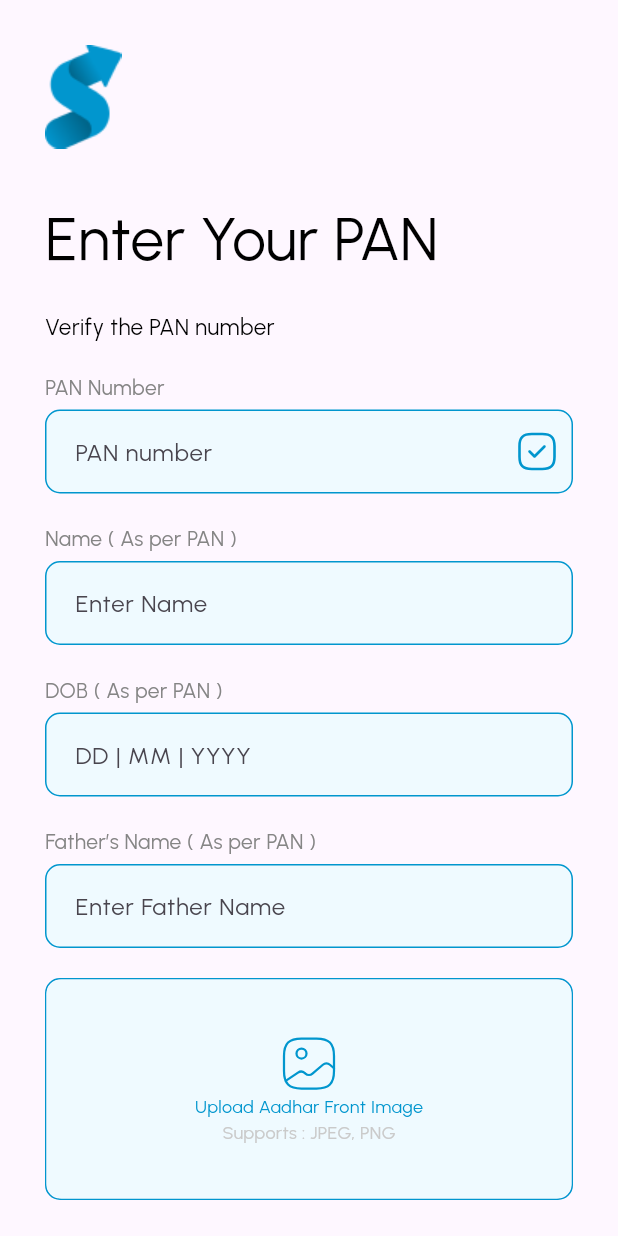
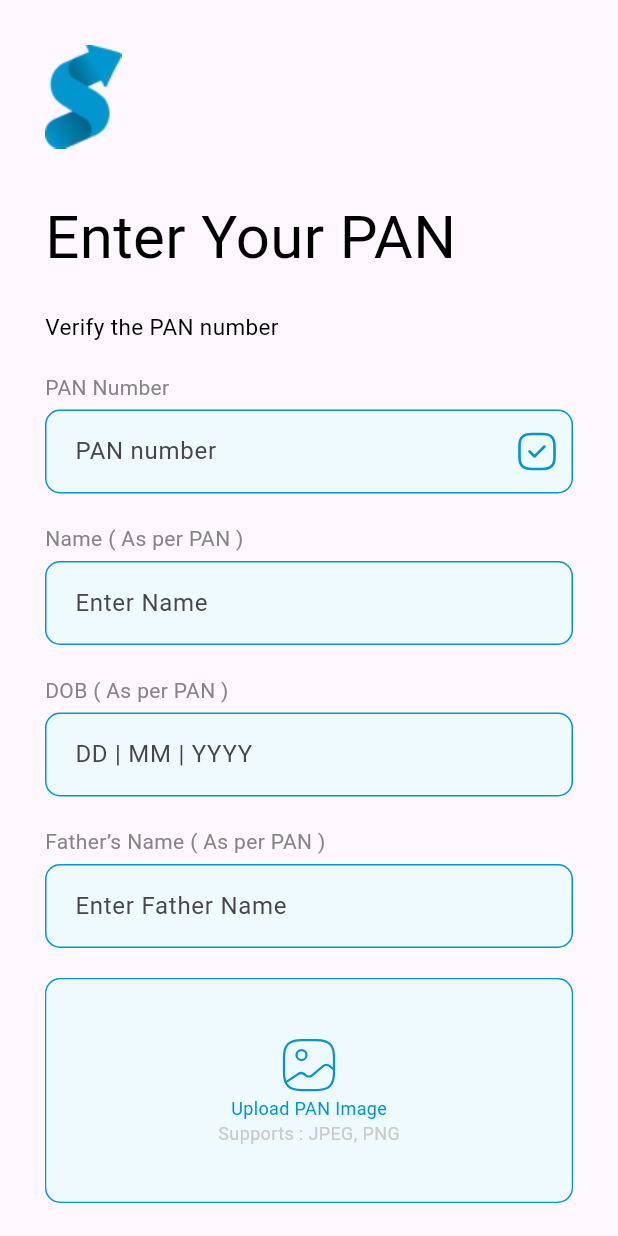
Before and after one commit to bhagwanv/ScaleUpApp, a Flutter app: the screen it shows after launch, on a phone screen of 412 x 824 dp. Run offline on Flutter 3.47's test engine with Material 3 defaults, Android fonts, the phone set to English and light mode, and no system bars; our stand-ins replace camera, dropdown_button2, flutter_otp_text_field, flutter_svg, image_picker, pinput; missing offline and left inert: cupertino_date_time_picker_loki.

Commit message:
Pancard Camera

```diff
--- a/lib/main.dart
+++ b/lib/main.dart
@@ -1,4 +1,5 @@
 import 'package:flutter/material.dart';
+import 'package:image_picker/image_picker.dart';
 import 'package:scaleup_app/view/aadhaar_screen/aadhaar_screen.dart';
 import 'package:scaleup_app/view/login_screen/login_screen.dart';
 import 'package:scaleup_app/view/pancard_screen/PancardScreen.dart';
@@ -24,7 +25,7 @@ class MyApp extends StatelessWidget {
         colorScheme: ColorScheme.fromSeed(seedColor: Colors.deepPurple),
         useMaterial3: true,
       ),
-     home: const PancardScreen(),
+     home: const PancardScreen( ),
       //home: const TakeSelfie(),
     );
   }
--- a/lib/view/pancard_screen/PancardScreen.dart
+++ b/lib/view/pancard_screen/PancardScreen.dart
@@ -1,3 +1,5 @@
+import 'dart:io';
+
 import 'package:flutter/material.dart';
 import 'package:flutter_svg/flutter_svg.dart';
 import 'package:scaleup_app/utils/ImagePicker.dart';
@@ -6,8 +8,18 @@ import 'package:scaleup_app/view/pancard_screen/PermissionsScreen.dart';
 
 import '../../utils/constants.dart';
 
-class PancardScreen extends StatelessWidget {
-  const PancardScreen({super.key});
+class PancardScreen extends StatefulWidget {
+  final File? image;
+
+  const PancardScreen({super.key, this.image});
+
+  @override
+  State<PancardScreen> createState() => _PancardScreenState();
+}
+
+class _PancardScreenState extends State<PancardScreen> {
+  TextEditingController _controller = TextEditingController();
+  bool isChecked = false;
 
   @override
   Widget build(BuildContext context) {
@@ -15,24 +27,7 @@ class PancardScreen extends StatelessWidget {
       top: true,
       bottom: true,
       child: Scaffold(
-        body: PancardWidget(),
-      ),
-    );
-  }
-}
-
-class PancardWidget extends StatefulWidget {
-  @override
-  _PancardWidget createState() => _PancardWidget();
-}
-
-class _PancardWidget extends State<PancardWidget> {
-  TextEditingController _controller = TextEditingController();
-  bool isChecked = false;
-
-  @override
-  Widget build(BuildContext context) {
-    return SingleChildScrollView(
+          body: SingleChildScrollView(
         child: Padding(
           padding: const EdgeInsets.all(30),
           child: Column(
@@ -165,23 +160,34 @@ class _PancardWidget extends State<PancardWidget> {
                       borderRadius: BorderRadius.circular(10),
                       border: Border.all(color: Color(0xff0196CE))),
                   width: double.infinity,
-                height: 148,
+
                   child: GestureDetector(
                     onTap: () {
                       bottomSheetMenu(context);
                     },
                     child: Container(
+                      height: 148,
+                      width: double.infinity,
                       decoration: BoxDecoration(
                         color: Color(0xffEFFAFF),
                         borderRadius: BorderRadius.circular(10),
                       ),
-                    child: Column(
+                      child: (widget.image != null)
+                          ? ClipRRect(
+                        borderRadius: BorderRadius.circular(8.0),
+                        child: Image.file(widget.image as File,
+                          fit: BoxFit.cover,
+                          width: double.infinity,
+                          height: 148,
+                        ),
+                      )
+                          : Column(
                         crossAxisAlignment: CrossAxisAlignment.center,
                         mainAxisAlignment: MainAxisAlignment.center,
                         children: [
                           SvgPicture.asset('assets/images/gallery.svg'),
                           Text(
-                          'Upload Aadhar Front Image',
+                            'Upload PAN Image',
                             style: TextStyle(
                                 color: Color(0xff0196CE), fontSize: 12),
                           ),
@@ -225,6 +231,7 @@ class _PancardWidget extends State<PancardWidget> {
             ],
           ),
         ),
+      )),
     );
   }
 
```
Also changed, not shown: lib/utils/ImagePicker.dart (+58 -17 lines), pubspec.yaml (+7 -5 lines), pubspec.lock, 7 other files. Lines whose indentation alone changed are shown as unchanged.
